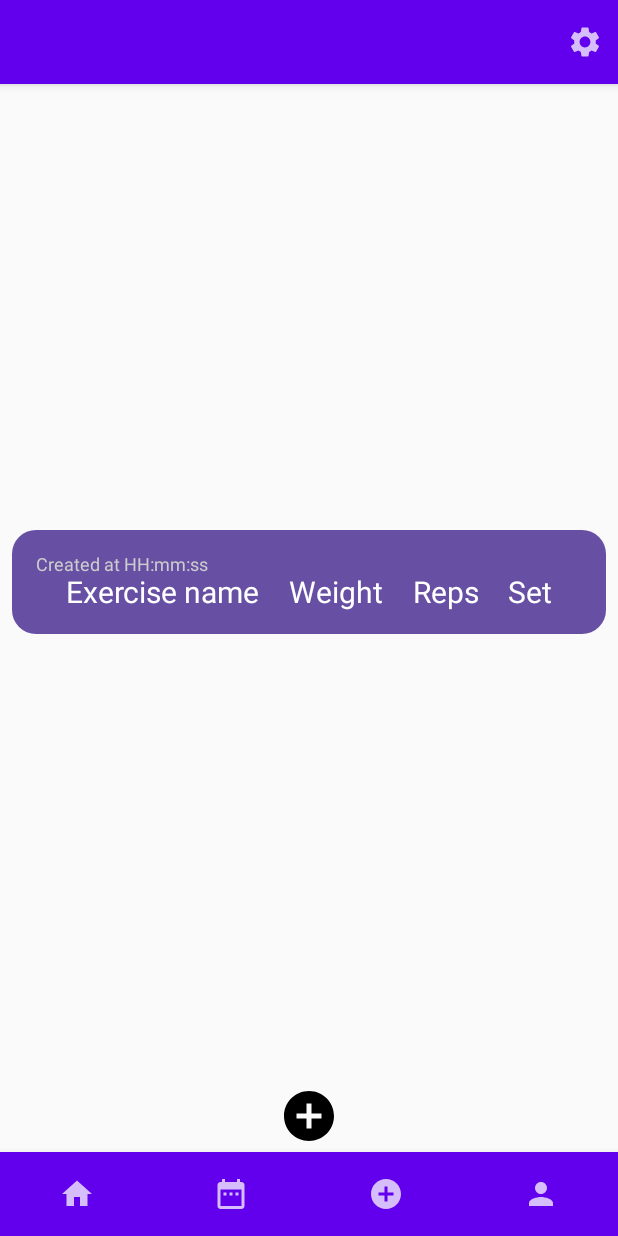
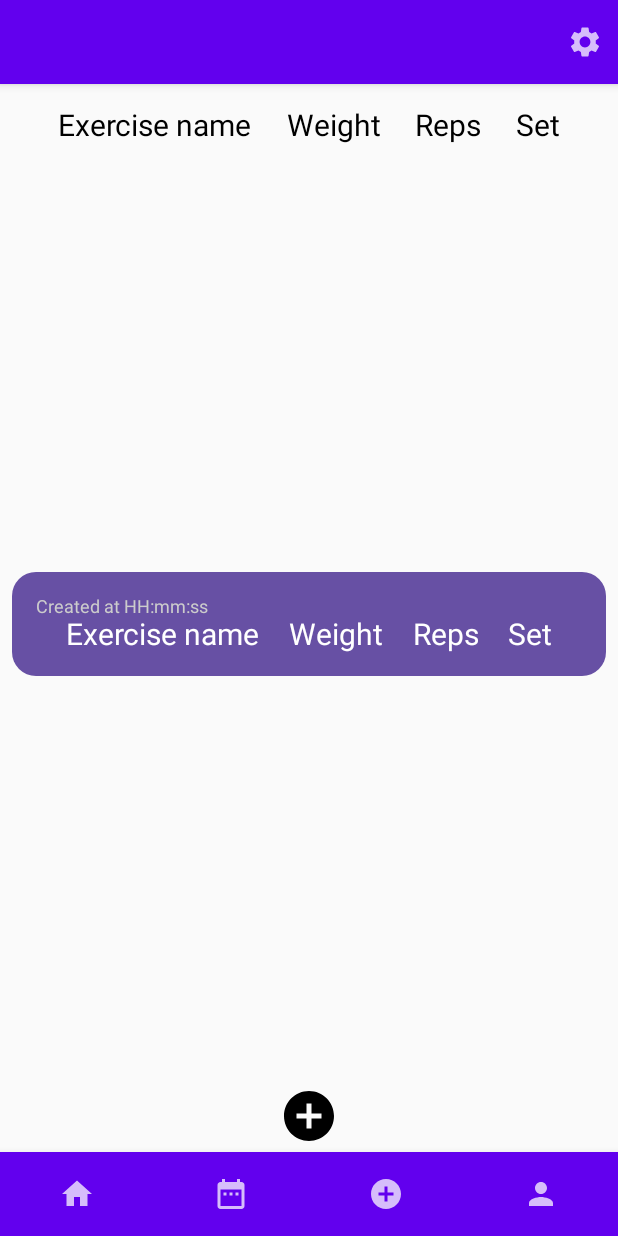
Before and after one commit to SGDTNQZ/Android-Pet-poject, an Android app built with Jetpack Compose: the SignUpScreen screen opened through its navigation route, item 3 of the bottom bar chosen, on a phone screen of 412 x 824 dp. Run offline under Robolectric (Android 15) with nearby library versions, the phone set to English and light mode, and no system bars; our stand-ins replace Firebase (no records; nobody signed in at launch, a user with empty details on screens opened directly), livedata-compose.

Commit message:
Добавляю тренировку

```diff
--- a/app/src/main/java/com/littlelemon/petproject/screens/SignUpScreen.kt
+++ b/app/src/main/java/com/littlelemon/petproject/screens/SignUpScreen.kt
@@ -9,7 +9,11 @@ import androidx.compose.foundation.layout.fillMaxWidth
 import androidx.compose.foundation.layout.height
 import androidx.compose.foundation.layout.padding
 import androidx.compose.material.Button
+import androidx.compose.material.Icon
+import androidx.compose.material.IconButton
 import androidx.compose.material.Text
+import androidx.compose.material.icons.Icons
+import androidx.compose.material.icons.filled.ArrowBack
 import androidx.compose.material3.TextField
 import androidx.compose.runtime.Composable
 import androidx.compose.runtime.LaunchedEffect
@@ -58,6 +62,9 @@ fun SignUpScreen(navController: NavController, userViewModel: UserViewModel){
     Column (
         modifier = Modifier
     ) {
+        IconButton(onClick = { navController.navigate("sign_in")}) {
+            Icon(Icons.Default.ArrowBack, contentDescription = "Back")
+        }
         Column (
             modifier = Modifier
                 .fillMaxSize()
@@ -120,9 +127,3 @@ fun SignUpScreen(navController: NavController, userViewModel: UserViewModel){
         }
     }
 }
-
-@Preview(showBackground = true)
-@Composable
-fun SignUpScreenPreview(){
-    SignUpScreen(navController = rememberNavController(), userViewModel = UserViewModel())
-}
--- a/app/src/main/java/com/littlelemon/petproject/screens/WorkoutScreen.kt
+++ b/app/src/main/java/com/littlelemon/petproject/screens/WorkoutScreen.kt
@@ -1,91 +1,106 @@
 package com.littlelemon.petproject.screens
 
 import androidx.compose.foundation.background
-import androidx.compose.foundation.clickable
 import androidx.compose.foundation.layout.Arrangement
-import androidx.compose.foundation.layout.Box
 import androidx.compose.foundation.layout.Column
 import androidx.compose.foundation.layout.Row
 import androidx.compose.foundation.layout.fillMaxSize
 import androidx.compose.foundation.layout.fillMaxWidth
-import androidx.compose.foundation.layout.height
 import androidx.compose.foundation.layout.padding
 import androidx.compose.foundation.layout.size
 import androidx.compose.foundation.layout.wrapContentHeight
-import androidx.compose.foundation.layout.wrapContentSize
-import androidx.compose.foundation.lazy.LazyColumn
-import androidx.compose.foundation.lazy.itemsIndexed
 import androidx.compose.foundation.shape.RoundedCornerShape
-import androidx.compose.material.BottomNavigation
-import androidx.compose.material.BottomNavigationItem
 import androidx.compose.material.Icon
 import androidx.compose.material.Text
-import androidx.compose.material.TopAppBar
 import androidx.compose.material.icons.Icons
-import androidx.compose.material.icons.filled.Add
 import androidx.compose.material.icons.filled.AddCircle
-import androidx.compose.material.icons.filled.DateRange
-import androidx.compose.material.icons.filled.Home
-import androidx.compose.material.icons.filled.Person
-import androidx.compose.material.icons.filled.Settings
 import androidx.compose.material3.IconButton
 import androidx.compose.material3.MaterialTheme
+import androidx.compose.material3.VerticalDivider
 import androidx.compose.runtime.Composable
 import androidx.compose.ui.Alignment
 import androidx.compose.ui.Modifier
 import androidx.compose.ui.draw.clip
 import androidx.compose.ui.graphics.Color
-import androidx.compose.ui.graphics.vector.VectorPainter
-import androidx.compose.ui.layout.VerticalAlignmentLine
-import androidx.compose.ui.res.painterResource
-import androidx.compose.ui.tooling.preview.Preview
 import androidx.compose.ui.unit.dp
 import androidx.compose.ui.unit.sp
 import androidx.navigation.NavController
-import androidx.navigation.compose.rememberNavController
 import com.littlelemon.petproject.appBars.MyAppBottomBar
 import com.littlelemon.petproject.appBars.MyAppTopBar
-import java.text.SimpleDateFormat
-import java.util.Locale
 
 @Composable
 fun WorkoutScreen(navController: NavController){
-    Column(modifier = Modifier
-        .fillMaxSize(),) {
+    Column(
+        modifier = Modifier.fillMaxSize(),
+        ) {
 
         MyAppTopBar(navController)
 
-        Column(modifier = Modifier
+        WorkoutHeader()
+
+        Column(
+            modifier = Modifier
             .fillMaxSize()
             .weight(1F),
             verticalArrangement = Arrangement.Center,
             horizontalAlignment = Alignment.CenterHorizontally
         ) {
             // Add content here
-
             WorkoutItem()
-
         }
 
-        Row (modifier = Modifier
+        Row (
+            modifier = Modifier
             .fillMaxWidth()
             .wrapContentHeight(),
             verticalAlignment = Alignment.CenterVertically,
-            horizontalArrangement = Arrangement.Center){
-
+            horizontalArrangement = Arrangement.Center
+        ){
             IconButton(onClick = { /*TODO*/ }) {
-                Icon(Icons.Default.AddCircle,
+                Icon(
+                    Icons.Default.AddCircle,
                     contentDescription = "Add",
-                    modifier = Modifier.size(100.dp))
+                    modifier = Modifier.size(100.dp)
+                )
             }
         }
         MyAppBottomBar(navController)
     }
 }
 
+
+@Composable
+fun WorkoutHeader(){
+    Row (
+        modifier = Modifier
+        .fillMaxWidth()
+        .padding(16.dp),
+        horizontalArrangement = Arrangement.SpaceEvenly
+    ) {
+        Text(
+            text = "Exercise name",
+            fontSize = 20.sp,
+        )
+        Text(
+            text = "Weight",
+            fontSize = 20.sp,
+        )
+        Text(
+            text = "Reps",
+            fontSize = 20.sp,
+        )
+        Text(
+            text = "Set",
+            fontSize = 20.sp,
+        )
+    }
+}
+
+
 @Composable
 fun WorkoutItem(){
-    Row (modifier = Modifier
+    Row (
+        modifier = Modifier
         .fillMaxWidth()
         .padding(8.dp)
         .clip(RoundedCornerShape(16.dp))
@@ -94,11 +109,15 @@ fun WorkoutItem(){
         verticalAlignment = Alignment.CenterVertically,
     ){
         Column ( modifier = Modifier.weight(1f)) {
-            Text(text = "Created at HH:mm:ss",
+            Text(
+                text = "Created at HH:mm:ss",
                 fontSize = 12.sp,
-                color = Color.LightGray)
-            Row (modifier = Modifier.fillMaxWidth(),
-                horizontalArrangement = Arrangement.SpaceEvenly){
+                color = Color.LightGray
+            )
+            Row (
+                modifier = Modifier.fillMaxWidth(),
+                horizontalArrangement = Arrangement.SpaceEvenly
+            ){
                 Text(
                     text = "Exercise name",
                     fontSize = 20.sp,
```
Also changed, not shown: app/src/main/java/com/littlelemon/petproject/Entities/UserEntity.kt (added, +16 -0 lines).
